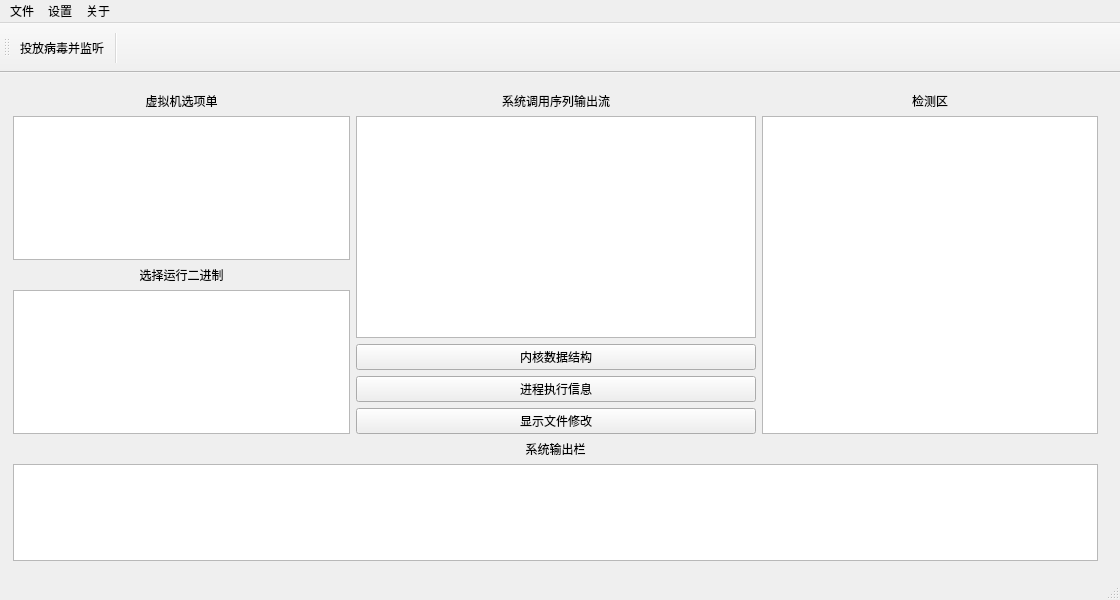
LCM1999/fishtank, file mainwindow.ui: the form before one commit.
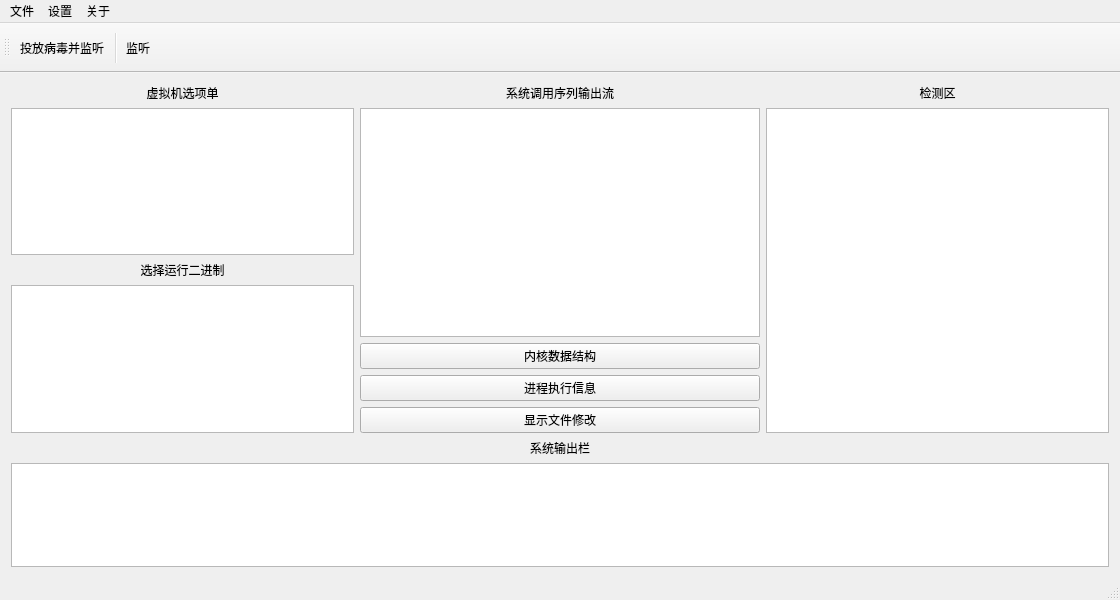
The form after the commit. Icons and pictures are not drawn.

The edit to the form file:
```diff
--- a/mainwindow.ui
+++ b/mainwindow.ui
@@ -15,8 +15,8 @@
   </property>
   <property name="minimumSize">
    <size>
-    <width>1120</width>
-    <height>600</height>
+    <width>0</width>
+    <height>0</height>
    </size>
   </property>
   <property name="maximumSize">
@@ -34,15 +34,8 @@
     <normalon>:/new/icon/res/icon/FTS.ico</normalon>:/new/icon/res/icon/FTS.ico</iconset>
   </property>
   <widget class="QWidget" name="centralWidget">
-   <widget class="QWidget" name="gridLayoutWidget">
-    <property name="geometry">
-     <rect>
-      <x>2</x>
-      <y>8</y>
-      <width>1107</width>
-      <height>491</height>
-     </rect>
-    </property>
+   <layout class="QGridLayout" name="gridLayout">
+    <item row="0" column="0">
     <layout class="QGridLayout" name="gridLayout_2">
      <item row="3" column="0" colspan="3">
       <widget class="QTextBrowser" name="textBrowser"/>
@@ -157,7 +150,8 @@
       </widget>
      </item>
     </layout>
-   </widget>
+    </item>
+   </layout>
   </widget>
   <widget class="QMenuBar" name="menuBar">
    <property name="geometry">
@@ -208,6 +202,7 @@
    </attribute>
    <addaction name="listing"/>
    <addaction name="separator"/>
+   <addaction name="action_2"/>
   </widget>
   <widget class="QStatusBar" name="statusBar"/>
   <action name="listing">
@@ -241,6 +236,15 @@
     <string>关于我们</string>
    </property>
   </action>
+  <action name="action_2">
+   <property name="icon">
+    <iconset resource="myres.qrc">
+     <normaloff>:/new/icon/res/icon/FTS.ico</normaloff>:/new/icon/res/icon/FTS.ico</iconset>
+   </property>
+   <property name="text">
+    <string>监听</string>
+   </property>
+  </action>
  </widget>
  <layoutdefault spacing="6" margin="11"/>
  <resources>
```
Left out of the diff: 2 changed lines with no effect on the pictures. Lines whose indentation alone changed are shown as unchanged.
